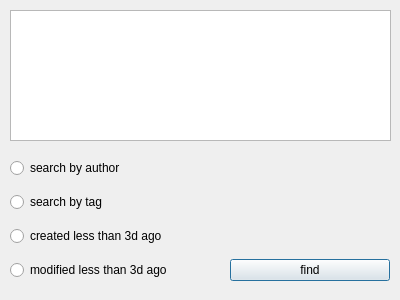
Alexander-1703/QtNotepad, file searchwindow.ui: the form before one commit.
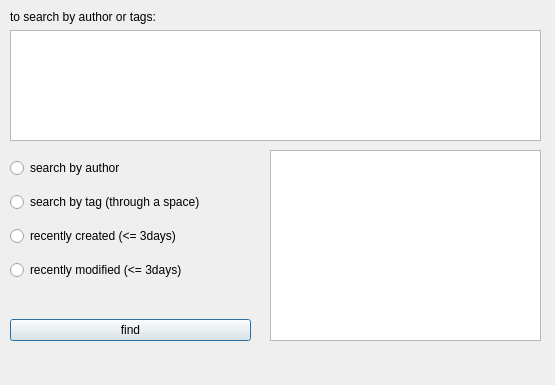
The form after the commit.

What changed in the file:
```diff
--- a/searchwindow.ui
+++ b/searchwindow.ui
@@ -6,8 +6,8 @@
    <rect>
     <x>0</x>
     <y>0</y>
-    <width>400</width>
-    <height>300</height>
+    <width>555</width>
+    <height>385</height>
    </rect>
   </property>
   <property name="windowTitle">
@@ -18,11 +18,18 @@
     <rect>
      <x>10</x>
      <y>10</y>
-     <width>381</width>
+     <width>531</width>
      <height>131</height>
     </rect>
    </property>
    <layout class="QVBoxLayout" name="verticalLayout">
+    <item>
+     <widget class="QLabel" name="label">
+      <property name="text">
+       <string>to search by author or tags:</string>
+      </property>
+     </widget>
+    </item>
     <item>
      <widget class="QPlainTextEdit" name="plainTextEdit"/>
     </item>
@@ -31,10 +38,10 @@
   <widget class="QWidget" name="verticalLayoutWidget_2">
    <property name="geometry">
     <rect>
-     <x>230</x>
-     <y>250</y>
-     <width>160</width>
-     <height>41</height>
+     <x>10</x>
+     <y>300</y>
+     <width>241</width>
+     <height>61</height>
     </rect>
    </property>
    <layout class="QVBoxLayout" name="verticalLayout_2">
@@ -52,7 +59,7 @@
     <rect>
      <x>10</x>
      <y>150</y>
-     <width>211</width>
+     <width>240</width>
      <height>141</height>
     </rect>
    </property>
@@ -67,26 +74,36 @@
     <item>
      <widget class="QRadioButton" name="radioButton_2">
       <property name="text">
-       <string>search by tag</string>
+       <string>search by tag (through a space)</string>
       </property>
      </widget>
     </item>
     <item>
      <widget class="QRadioButton" name="radioButton_3">
       <property name="text">
-       <string>created less than 3d ago</string>
+       <string>recently created (&lt;= 3days)</string>
       </property>
      </widget>
     </item>
     <item>
      <widget class="QRadioButton" name="radioButton_4">
       <property name="text">
-       <string>modified less than 3d ago</string>
+       <string>recently modified (&lt;= 3days)</string>
       </property>
      </widget>
     </item>
    </layout>
   </widget>
+  <widget class="QListWidget" name="listWidget">
+   <property name="geometry">
+    <rect>
+     <x>270</x>
+     <y>150</y>
+     <width>271</width>
+     <height>191</height>
+    </rect>
+   </property>
+  </widget>
  </widget>
  <resources/>
  <connections/>
```
